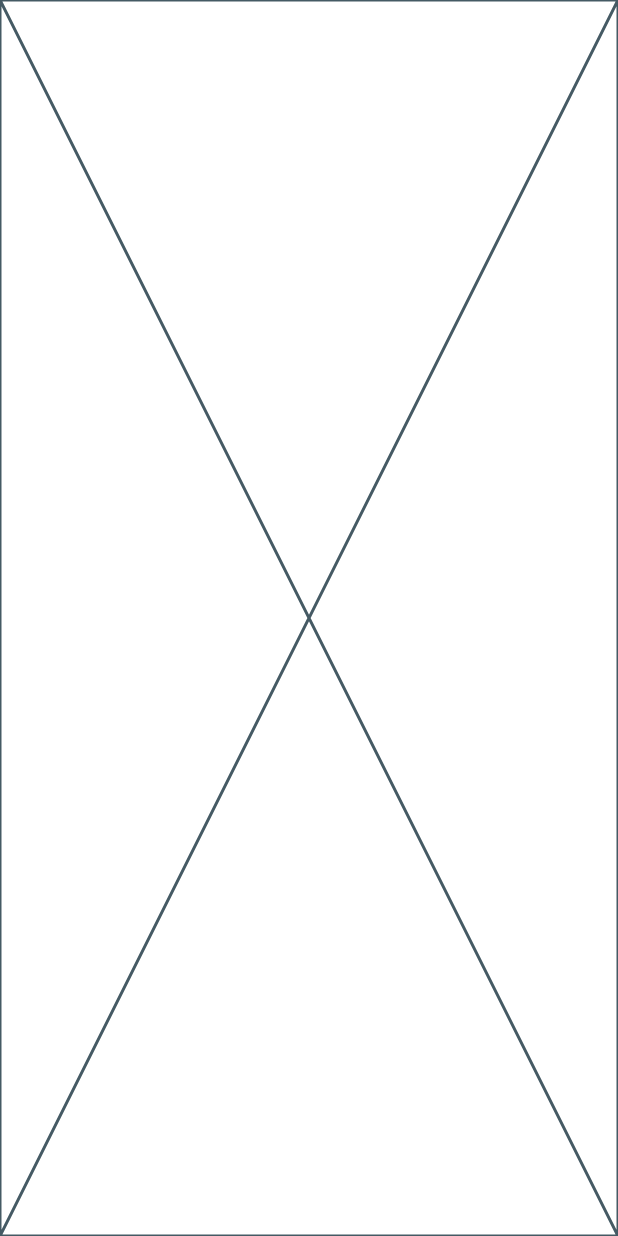
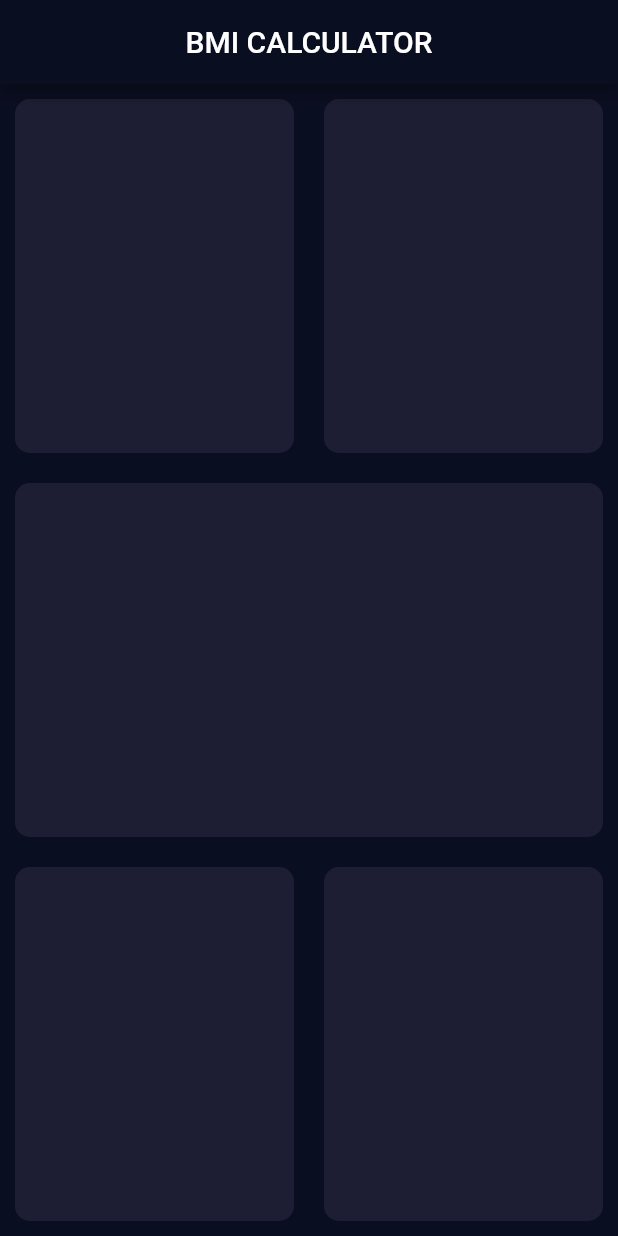
Before and after one commit to sussananukem/bmi_calculator, a Flutter app: the screen it shows after launch, on a phone screen of 412 x 824 dp. Run offline on Flutter 3.47's test engine with Material 2 defaults, Android fonts, the phone set to English and light mode, and no system bars; our stand-ins replace device_preview.

Commit message:
Refactoring Done

```diff
--- /dev/null
+++ b/lib/home.dart
@@ -0,0 +1,64 @@
+import 'package:flutter/material.dart';
+
+class MyHomePage extends StatefulWidget {
+  const MyHomePage({Key? key}) : super(key: key);
+
+  @override
+  State<MyHomePage> createState() => _MyHomePageState();
+}
+
+class _MyHomePageState extends State<MyHomePage> {
+  @override
+  Widget build(BuildContext context) {
+    return Scaffold(
+      appBar: AppBar(
+        title: const Center(child: Text('BMI CALCULATOR')),
+      ),
+      body: Column(
+        children: [
+          Expanded(
+            child: Row(
+              children: const [
+                ReusableCard(myColor: Color(0xFF1D1E33),),
+                ReusableCard(myColor: Color(0xFF1D1E33),),
+              ],
+            ),
+          ),
+
+          const ReusableCard(myColor: Color(0xFF1D1E33),),
+
+          Expanded(
+            child: Row(
+              children: const [
+                ReusableCard(myColor: Color(0xFF1D1E33),),
+                ReusableCard(myColor: Color(0xFF1D1E33),),
+              ],
+            ),
+          ),
+        ],
+      ),
+    );
+  }
+}
+
+class ReusableCard extends StatelessWidget {
+  const ReusableCard({super.key, required this.myColor});
+
+  final Color myColor;
+
+  @override
+  Widget build(BuildContext context) {
+    return Expanded(
+      child: Padding(
+        padding: const EdgeInsets.all(10.0),
+        child: Container(
+          decoration: BoxDecoration(
+            color: myColor,
+            borderRadius: BorderRadius.circular(10),
+          ),
+
+        ),
+      ),
+    );
+  }
+}
--- a/lib/main.dart
+++ b/lib/main.dart
@@ -1,6 +1,7 @@
 import 'package:device_preview/device_preview.dart';
 import 'package:flutter/foundation.dart';
 import 'package:flutter/material.dart';
+import 'home.dart';
 
 void main() {
   runApp(
@@ -21,21 +22,14 @@ class MyApp extends StatelessWidget {
       locale: DevicePreview.locale(context),
       builder: DevicePreview.appBuilder,
       title: 'BMI Calculator Application',
-      theme: ThemeData.dark(),
+      theme: ThemeData.dark().copyWith(
+        primaryColor: Color(0xFF0A0E21),
+        scaffoldBackgroundColor:Color(0xFF0A0E21),
+        appBarTheme: AppBarTheme(
+          backgroundColor: Color(0xFF0A0E21),
+        ),
+      ),
       home: const MyHomePage(),
     );
   }
 }
-class MyHomePage extends StatefulWidget {
-  const MyHomePage({Key? key}) : super(key: key);
-
-  @override
-  State<MyHomePage> createState() => _MyHomePageState();
-}
-
-class _MyHomePageState extends State<MyHomePage> {
-  @override
-  Widget build(BuildContext context) {
-    return const Placeholder();
-  }
-}
```
